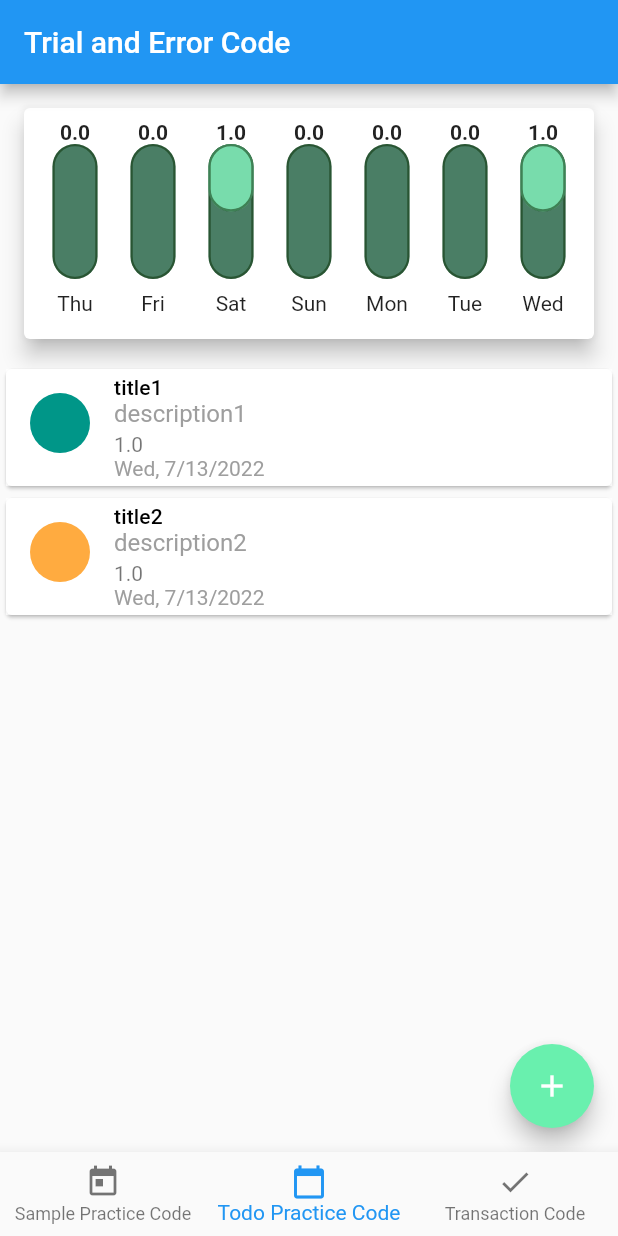
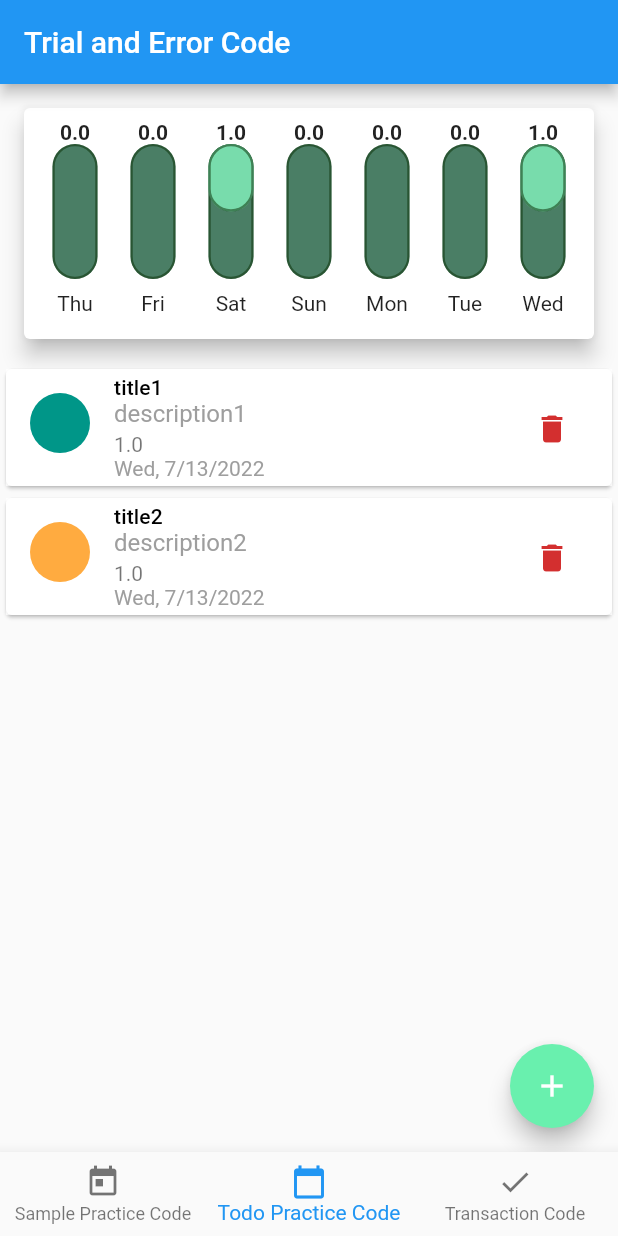
Before and after one commit to nevarwin/tryingflutter, a Flutter app: the screen it shows after launch, item 2 of the bottom bar chosen, on a phone screen of 412 x 824 dp. Run offline on Flutter 3.47's test engine with Material 2 defaults, Android fonts, the phone set to English and light mode, and no system bars; our stand-ins replace flutter_colorpicker, google_fonts.

Commit message:
added delete function

```diff
--- a/trying_flutter/lib/models/sample_class.dart
+++ b/trying_flutter/lib/models/sample_class.dart
@@ -1,12 +1,14 @@
 import 'package:flutter/material.dart';
 
 class SampleClass {
+  final String id;
   final String gName;
   final double gAmount;
   final int charge;
   final DateTime date;
 
   SampleClass({
+    required this.id,
     required this.gName,
     required this.gAmount,
     required this.charge,
--- a/trying_flutter/lib/screens/todo_screen.dart
+++ b/trying_flutter/lib/screens/todo_screen.dart
@@ -78,13 +78,21 @@ class _TodoScreenState extends State<TodoScreen> {
     );
   }
 
+  void _delete(String id) {
+    setState(() {
+      return _todo.removeWhere((element) => element.id == id);
+    });
+  }
+
   @override
   Widget build(BuildContext context) {
     return Scaffold(
       body: Column(
         children: [
           TodoChart(recentTodo: _recentTodo),
-          Expanded(child: TodoList(todo: _todo)),
+          Expanded(
+            child: TodoList(todo: _todo, delete: _delete),
+          ),
         ],
       ),
       floatingActionButton: FloatingActionButton(
--- a/trying_flutter/lib/widgets/todo practice code/todo_list.dart
+++ b/trying_flutter/lib/widgets/todo practice code/todo_list.dart
@@ -7,8 +7,10 @@ class TodoList extends StatelessWidget {
   const TodoList({
     Key? key,
     required this.todo,
+    required this.delete,
   }) : super(key: key);
   final List<TodoClass> todo;
+  final Function delete;
 
   @override
   Widget build(BuildContext context) {
@@ -70,6 +72,15 @@ class TodoList extends StatelessWidget {
                   leading: CircleAvatar(
                     backgroundColor: todo[index].color,
                   ),
+                  trailing: IconButton(
+                    icon: Icon(
+                      Icons.delete,
+                      color: Theme.of(context).errorColor,
+                    ),
+                    onPressed: () {
+                      delete(todo[index].id);
+                    },
+                  ),
                 ),
               );
             }),
```
Also changed, not shown: trying_flutter/lib/screens/sample_screen.dart (+12 -1 lines), trying_flutter/lib/screens/transaction_screen.dart (+12 -1 lines), trying_flutter/lib/widgets/sample practice code/sample_list.dart (+17 -1 lines), trying_flutter/lib/widgets/transaction practice code/transactions_list.dart (+14 -1 lines).
